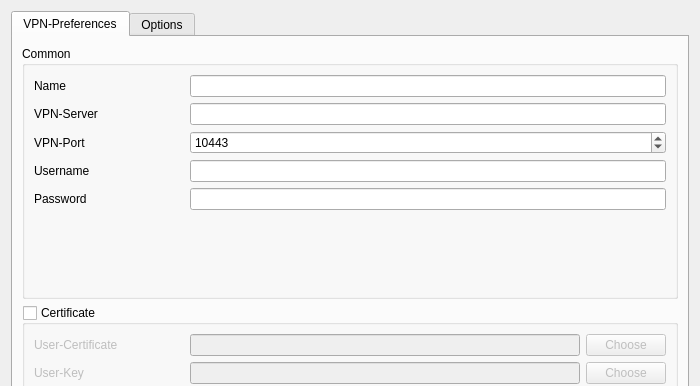
Before: the Qt Designer form openfortigui/vpnprofileeditor.ui in theinvisible/openfortigui, drawn with Qt 5; both pictures show x 0 to 700 and y 0 to 386 of the 700 by 680 pixel window.
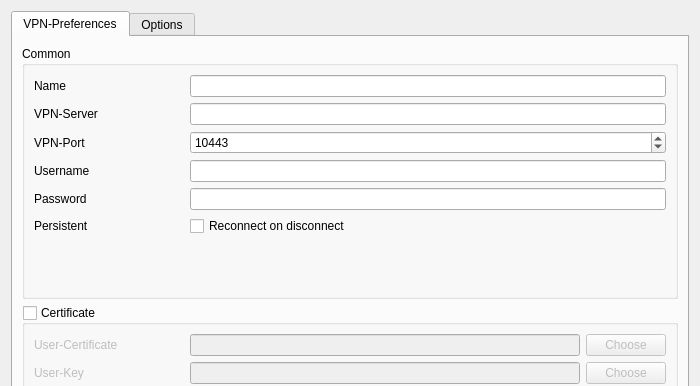
After: the same form once the commit is applied.

Commit message: Adding persistent mode for VPN profiles

```diff
--- a/openfortigui/vpnprofileeditor.ui
+++ b/openfortigui/vpnprofileeditor.ui
@@ -127,6 +127,26 @@
             </property>
            </widget>
           </item>
+          <item row="5" column="0">
+           <widget class="QLabel" name="label_26">
+            <property name="minimumSize">
+             <size>
+              <width>150</width>
+              <height>0</height>
+             </size>
+            </property>
+            <property name="text">
+             <string>Persistent</string>
+            </property>
+           </widget>
+          </item>
+          <item row="5" column="1">
+           <widget class="QCheckBox" name="cbPersistent">
+            <property name="text">
+             <string>Reconnect on disconnect</string>
+            </property>
+           </widget>
+          </item>
          </layout>
         </widget>
        </item>
```
Left out of the diff: 52 changed lines with no effect on the pictures. The commit also changes 11 other files.
